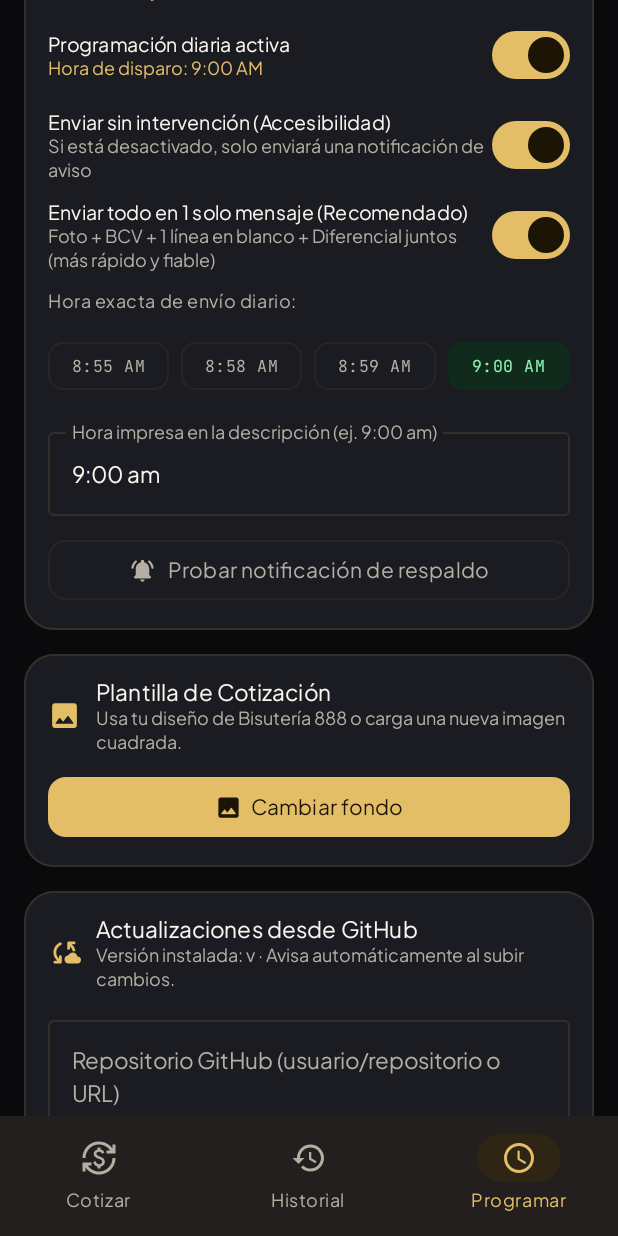
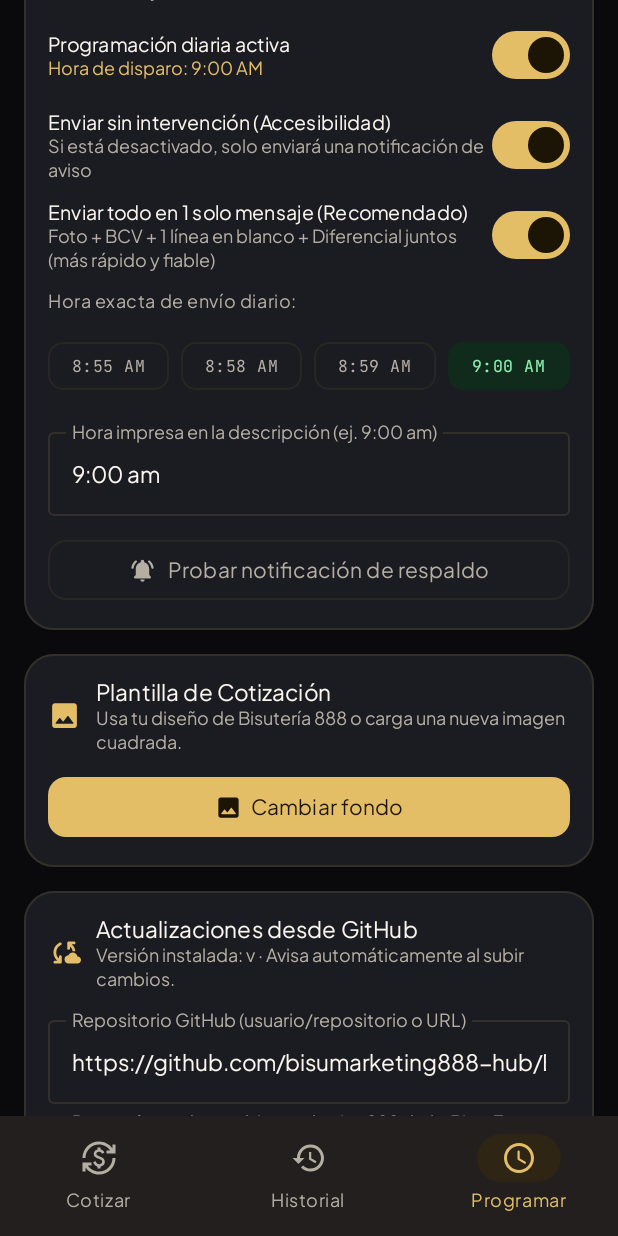
Before and after one commit to bisumarketing888-hub/Bisu-Tasa, an Android app built with Jetpack Compose: the screen it shows after launch (MainActivity), item 3 of the bottom bar chosen, scrolled down 1041 dp, on a phone screen of 412 x 824 dp. Run offline under Robolectric (Android 15) with nearby library versions, the phone set to English and light mode, and no system bars; our stand-ins replace Room's generated code; 2 statements that could not run were skipped.

Commit message:
chore: bump version and cleanup GitHub integration
- Increment app version to 1.3.0
- Remove GitHub token dependency for updates
- Standardize default target group and repository URL
- Clean up settings UI and logic for repo synchronization

```diff
--- a/app/build.gradle.kts
+++ b/app/build.gradle.kts
@@ -16,9 +16,9 @@ android {
     applicationId = "com.aistudio.tasabisu.k8m3px"
     minSdk = 24
     targetSdk = 36
-    versionCode = System.getenv("APP_VERSION_CODE")?.toIntOrNull() ?: 3
-    versionName = System.getenv("APP_VERSION_NAME")?.takeIf { it.isNotBlank() } ?: "1.2.0"
-    val ciGithubRepo = (System.getenv("GITHUB_REPOSITORY") ?: "").replace("\"", "")
+    versionCode = System.getenv("APP_VERSION_CODE")?.toIntOrNull() ?: 4
+    versionName = System.getenv("APP_VERSION_NAME")?.takeIf { it.isNotBlank() } ?: "1.3.0"
+    val ciGithubRepo = (System.getenv("GITHUB_REPOSITORY") ?: "bisumarketing888-hub/Bisu-Tasa").replace("\"", "")
     buildConfigField("String", "DEFAULT_GITHUB_REPO", "\"$ciGithubRepo\"")
 
     testInstrumentationRunner = "androidx.test.runner.AndroidJUnitRunner"
--- a/app/src/main/java/com/example/MainActivity.kt
+++ b/app/src/main/java/com/example/MainActivity.kt
@@ -258,7 +258,6 @@ private fun TasaBisuAppRoot(viewModel: TasaBisuViewModel) {
                         isCheckingUpdate = uiState.isCheckingUpdate,
                         updateStatusText = uiState.updateStatusText,
                         onUpdateGitHubRepo = { viewModel.updateGitHubRepoSlug(it) },
-                        onUpdateGitHubToken = { viewModel.updateGitHubToken(it) },
                         onToggleAutoCheckUpdates = { viewModel.updateAutoCheckUpdates(it) },
                         onCheckGitHubUpdatesNow = { viewModel.checkForGitHubUpdates(manual = true) },
                         onOpenGitHubUpdate = { viewModel.openAvailableUpdateInBrowser(it) },
--- a/app/src/main/java/com/example/data/local/SettingsStore.kt
+++ b/app/src/main/java/com/example/data/local/SettingsStore.kt
@@ -40,7 +40,6 @@ class SettingsStore(private val context: Context) {
         val CUSTOM_TEMPLATE_URI = stringPreferencesKey("custom_template_uri")
         val DARK_THEME = booleanPreferencesKey("dark_theme_enabled")
         val GITHUB_REPO_SLUG = stringPreferencesKey("github_repo_slug")
-        val GITHUB_TOKEN = stringPreferencesKey("github_token")
         val AUTO_CHECK_UPDATES = booleanPreferencesKey("auto_check_updates")
         val ACKNOWLEDGED_RELEASE_TAG = stringPreferencesKey("acknowledged_release_tag")
         val LAST_NOTIFIED_RELEASE_TAG = stringPreferencesKey("last_notified_release_tag")
@@ -63,8 +62,18 @@ class SettingsStore(private val context: Context) {
         val preferred = PreferredWhatsAppApp.entries.firstOrNull { it.packageName == pkg }
             ?: PreferredWhatsAppApp.WHATSAPP_BUSINESS
 
+        val savedGroup = prefs[Keys.TARGET_GROUP]?.trim().orEmpty()
+        val effectiveGroup = if (savedGroup.isBlank() || savedGroup == "Grupo Diferencial Bisu") {
+            DispatchSettings.DEFAULT_TARGET_GROUP
+        } else {
+            savedGroup
+        }
+        val defaultRepo = BuildConfig.DEFAULT_GITHUB_REPO.ifBlank {
+            DispatchSettings.DEFAULT_GITHUB_REPO
+        }
+
         DispatchSettings(
-            targetGroupName = prefs[Keys.TARGET_GROUP] ?: "Grupo Diferencial Bisu",
+            targetGroupName = effectiveGroup,
             preferredApp = preferred,
             scheduleEnabled = prefs[Keys.SCHEDULE_ENABLED] ?: true,
             autoSendEnabled = prefs[Keys.AUTO_SEND_ENABLED] ?: true,
@@ -78,9 +87,7 @@ class SettingsStore(private val context: Context) {
             displayTimeLabel = prefs[Keys.DISPLAY_TIME_LABEL] ?: "9:00 am",
             customTemplateUri = prefs[Keys.CUSTOM_TEMPLATE_URI] ?: "",
             darkThemeEnabled = prefs[Keys.DARK_THEME] ?: true,
-            githubRepoSlug = prefs[Keys.GITHUB_REPO_SLUG]?.ifBlank { BuildConfig.DEFAULT_GITHUB_REPO }
-                ?: BuildConfig.DEFAULT_GITHUB_REPO,
-            githubToken = prefs[Keys.GITHUB_TOKEN] ?: "",
+            githubRepoSlug = prefs[Keys.GITHUB_REPO_SLUG]?.ifBlank { defaultRepo } ?: defaultRepo,
             autoCheckUpdates = prefs[Keys.AUTO_CHECK_UPDATES] ?: true,
             acknowledgedReleaseTag = prefs[Keys.ACKNOWLEDGED_RELEASE_TAG] ?: "",
         )
@@ -196,10 +203,6 @@ class SettingsStore(private val context: Context) {
         context.tasaBisuDataStore.edit { it[Keys.GITHUB_REPO_SLUG] = slug.trim() }
     }
 
-    suspend fun updateGitHubToken(token: String) {
-        context.tasaBisuDataStore.edit { it[Keys.GITHUB_TOKEN] = token.trim() }
-    }
-
     suspend fun updateAutoCheckUpdates(enabled: Boolean) {
         context.tasaBisuDataStore.edit { it[Keys.AUTO_CHECK_UPDATES] = enabled }
     }
--- a/app/src/main/java/com/example/domain/RateModels.kt
+++ b/app/src/main/java/com/example/domain/RateModels.kt
@@ -39,7 +39,7 @@ data class DifferentialResult(
 )
 
 data class DispatchSettings(
-    val targetGroupName: String = "Grupo Diferencial Bisu",
+    val targetGroupName: String = DEFAULT_TARGET_GROUP,
     val preferredApp: PreferredWhatsAppApp = PreferredWhatsAppApp.WHATSAPP_BUSINESS,
     val scheduleEnabled: Boolean = true,
     val autoSendEnabled: Boolean = true,
@@ -53,11 +53,15 @@ data class DispatchSettings(
     val displayTimeLabel: String = "9:00 am",
     val customTemplateUri: String = "",
     val darkThemeEnabled: Boolean = true,
-    val githubRepoSlug: String = "",
-    val githubToken: String = "",
+    val githubRepoSlug: String = DEFAULT_GITHUB_REPO,
     val autoCheckUpdates: Boolean = true,
     val acknowledgedReleaseTag: String = "",
-)
+) {
+    companion object {
+        const val DEFAULT_TARGET_GROUP = "COTIZACIÓN DE BISU 888📊📈"
+        const val DEFAULT_GITHUB_REPO = "https://github.com/bisumarketing888-hub/Bisu-Tasa"
+    }
+}
 
 data class AutomationReadiness(
     val accessibilityEnabled: Boolean = false,
--- a/app/src/main/java/com/example/scheduler/DailyQuoteWorker.kt
+++ b/app/src/main/java/com/example/scheduler/DailyQuoteWorker.kt
@@ -152,11 +152,13 @@ class DailyQuoteWorker(
         }
 
         // Also check GitHub Releases for app updates in the background if configured
-        val repoSlug = settings.githubRepoSlug.ifBlank { BuildConfig.DEFAULT_GITHUB_REPO }
+        val repoSlug = settings.githubRepoSlug
+            .ifBlank { BuildConfig.DEFAULT_GITHUB_REPO }
+            .ifBlank { com.example.domain.DispatchSettings.DEFAULT_GITHUB_REPO }
         if (settings.autoCheckUpdates && repoSlug.isNotBlank()) {
             runCatching {
                 val release = GitHubUpdateChecker()
-                    .fetchLatestRelease(repoSlug, settings.githubToken)
+                    .fetchLatestRelease(repoSlug)
                     .getOrNull()
                 if (release != null && GitHubUpdateChecker.isNewerVersion(
                         latestTag = release.tagName,
--- a/app/src/main/java/com/example/scheduler/GitHubUpdateCheckWorker.kt
+++ b/app/src/main/java/com/example/scheduler/GitHubUpdateCheckWorker.kt
@@ -23,11 +23,13 @@ class GitHubUpdateCheckWorker(
         val settings = settingsStore.getSettingsSnapshot()
 
         if (!settings.autoCheckUpdates) return Result.success()
-        val repoSlug = settings.githubRepoSlug.ifBlank { BuildConfig.DEFAULT_GITHUB_REPO }
+        val repoSlug = settings.githubRepoSlug
+            .ifBlank { BuildConfig.DEFAULT_GITHUB_REPO }
+            .ifBlank { com.example.domain.DispatchSettings.DEFAULT_GITHUB_REPO }
         if (repoSlug.isBlank()) return Result.success()
 
         val checker = GitHubUpdateChecker()
-        val release = checker.fetchLatestRelease(repoSlug, settings.githubToken).getOrNull()
+        val release = checker.fetchLatestRelease(repoSlug).getOrNull()
             ?: return Result.success()
 
         val isNewer = GitHubUpdateChecker.isNewerVersion(
--- a/app/src/main/java/com/example/ui/TasaBisuViewModel.kt
+++ b/app/src/main/java/com/example/ui/TasaBisuViewModel.kt
@@ -215,7 +215,9 @@ class TasaBisuViewModel(application: Application) : AndroidViewModel(application
 
                 if (!initialUpdateCheckTriggered) {
                     initialUpdateCheckTriggered = true
-                    val repo = settings.githubRepoSlug.ifBlank { BuildConfig.DEFAULT_GITHUB_REPO }
+                    val repo = settings.githubRepoSlug
+                        .ifBlank { BuildConfig.DEFAULT_GITHUB_REPO }
+                        .ifBlank { DispatchSettings.DEFAULT_GITHUB_REPO }
                     GitHubUpdateCheckWorker.syncPeriodicSchedule(
                         context = appContext,
                         enabled = settings.autoCheckUpdates,
@@ -754,21 +756,19 @@ class TasaBisuViewModel(application: Application) : AndroidViewModel(application
             GitHubUpdateCheckWorker.syncPeriodicSchedule(
                 context = appContext,
                 enabled = _uiState.value.settings.autoCheckUpdates,
-                repoSlug = normalized.ifBlank { BuildConfig.DEFAULT_GITHUB_REPO },
+                repoSlug = normalized.ifBlank {
+                    BuildConfig.DEFAULT_GITHUB_REPO.ifBlank { DispatchSettings.DEFAULT_GITHUB_REPO }
+                },
             )
-        }
-    }
-
-    fun updateGitHubToken(token: String) {
-        viewModelScope.launch {
-            settingsStore.updateGitHubToken(token)
         }
     }
 
     fun updateAutoCheckUpdates(enabled: Boolean) {
         viewModelScope.launch {
             settingsStore.updateAutoCheckUpdates(enabled)
-            val repo = _uiState.value.settings.githubRepoSlug.ifBlank { BuildConfig.DEFAULT_GITHUB_REPO }
+            val repo = _uiState.value.settings.githubRepoSlug
+                .ifBlank { BuildConfig.DEFAULT_GITHUB_REPO }
+                .ifBlank { DispatchSettings.DEFAULT_GITHUB_REPO }
             GitHubUpdateCheckWorker.syncPeriodicSchedule(
                 context = appContext,
                 enabled = enabled,
@@ -787,11 +787,13 @@ class TasaBisuViewModel(application: Application) : AndroidViewModel(application
     fun checkForGitHubUpdates(manual: Boolean = true) {
         if (_uiState.value.isCheckingUpdate) return
         val settings = _uiState.value.settings
-        val rawRepo = settings.githubRepoSlug.ifBlank { BuildConfig.DEFAULT_GITHUB_REPO }
+        val rawRepo = settings.githubRepoSlug
+            .ifBlank { BuildConfig.DEFAULT_GITHUB_REPO }
+            .ifBlank { DispatchSettings.DEFAULT_GITHUB_REPO }
 
         if (rawRepo.isBlank()) {
             if (manual) {
-                showBanner("Escribe tu repositorio de GitHub (ej. usuario/tasa-bisu) para buscar actualizaciones.")
+                showBanner("Escribe tu repositorio de GitHub (ej. bisumarketing888-hub/Bisu-Tasa) para buscar actualizaciones.")
             }
             return
         }
@@ -810,7 +812,7 @@ class TasaBisuViewModel(application: Application) : AndroidViewModel(application
                 )
             }
 
-            val result = updateChecker.fetchLatestRelease(rawRepo, settings.githubToken)
+            val result = updateChecker.fetchLatestRelease(rawRepo)
             result.onSuccess { release ->
                 val isNewer = GitHubUpdateChecker.isNewerVersion(
                     latestTag = release.tagName,
--- a/app/src/main/java/com/example/ui/screens/ScheduleSettingsScreen.kt
+++ b/app/src/main/java/com/example/ui/screens/ScheduleSettingsScreen.kt
@@ -63,7 +63,6 @@ import androidx.compose.ui.graphics.Color
 import androidx.compose.ui.graphics.vector.ImageVector
 import androidx.compose.ui.platform.LocalContext
 import androidx.compose.ui.platform.testTag
-import androidx.compose.ui.text.input.PasswordVisualTransformation
 import androidx.compose.ui.unit.dp
 import com.example.BuildConfig
 import com.example.data.network.GitHubReleaseInfo
@@ -111,7 +110,6 @@ fun ScheduleSettingsScreen(
     isCheckingUpdate: Boolean,
     updateStatusText: String?,
     onUpdateGitHubRepo: (String) -> Unit,
-    onUpdateGitHubToken: (String) -> Unit,
     onToggleAutoCheckUpdates: (Boolean) -> Unit,
     onCheckGitHubUpdatesNow: () -> Unit,
     onOpenGitHubUpdate: (String) -> Unit,
@@ -124,9 +122,6 @@ fun ScheduleSettingsScreen(
     }
     var githubRepoInput by remember(settings.githubRepoSlug) {
         mutableStateOf(settings.githubRepoSlug)
-    }
-    var githubTokenInput by remember(settings.githubToken) {
-        mutableStateOf(settings.githubToken)
     }
 
     val notificationPermissionLauncher = rememberLauncherForActivityResult(
@@ -283,9 +278,9 @@ fun ScheduleSettingsScreen(
                             onUpdateTargetGroup(it)
                         },
                         label = { Text("Nombre exacto del grupo destino") },
-                        placeholder = { Text("Ej. Diferencial / Cotización Bisu") },
+                        placeholder = { Text(DispatchSettings.DEFAULT_TARGET_GROUP) },
                         supportingText = {
-                            Text("La app buscará este nombre exacto en WhatsApp Business y enviará ambos mensajes allí.")
+                            Text("Ya viene preconfigurado con COTIZACIÓN DE BISU 888📊📈 para todo el equipo.")
                         },
                         singleLine = true,
                         modifier = Modifier
@@ -553,29 +548,14 @@ fun ScheduleSettingsScreen(
                             onUpdateGitHubRepo(it)
                         },
                         label = { Text("Repositorio GitHub (usuario/repositorio o URL)") },
-                        placeholder = { Text("Ej. bisumarketing888-hub/Bisu-Tasa") },
+                        placeholder = { Text(DispatchSettings.DEFAULT_GITHUB_REPO) },
                         supportingText = {
-                            Text("Si tu repositorio es público deja el token vacío. Si es privado, pega un Personal Access Token abajo.")
+                            Text("Preconfigurado con bisumarketing888-hub/Bisu-Tasa para recibir actualizaciones automáticas.")
                         },
                         singleLine = true,
                         modifier = Modifier
                             .fillMaxWidth()
                             .testTag("github_repo_input"),
-                    )
-
-                    OutlinedTextField(
-                        value = githubTokenInput,
-                        onValueChange = {
-                            githubTokenInput = it
-                            onUpdateGitHubToken(it)
-                        },
-                        label = { Text("Token de GitHub (opcional, solo repo privado)") },
-                        placeholder = { Text("github_pat_... o ghp_...") },
-                        visualTransformation = PasswordVisualTransformation(),
-                        singleLine = true,
-                        modifier = Modifier
-                            .fillMaxWidth()
-                            .testTag("github_token_input"),
                     )
 
                     Row(
```
Also changed, not shown: app/src/main/java/com/example/data/network/GitHubUpdateChecker.kt (+12 -37 lines), 2 other files.
